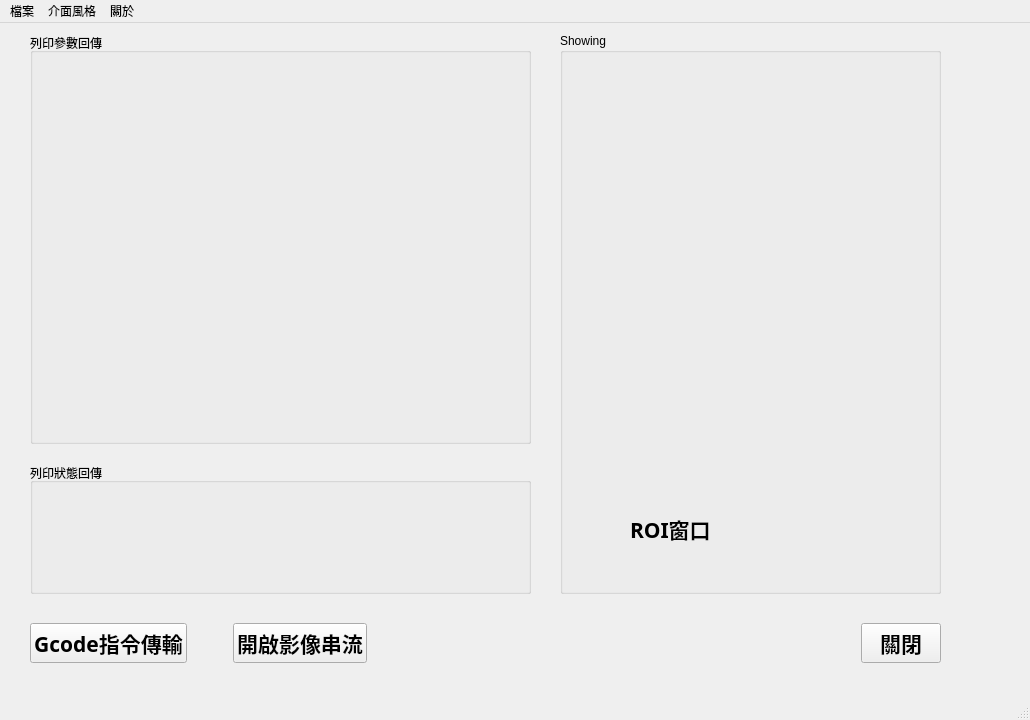
BoBOHanLee/Interface, file UI_design/test.ui: the form before one commit.
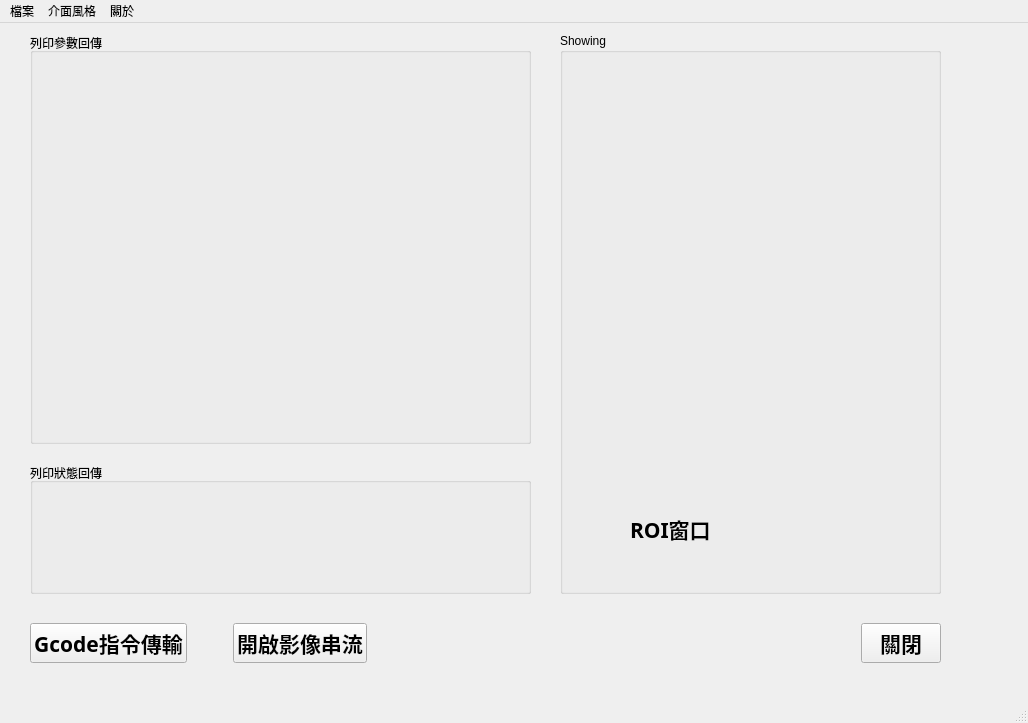
The form after the commit. Icons and pictures are not drawn.

The edit to the form file:
```diff
--- a/UI_design/test.ui
+++ b/UI_design/test.ui
@@ -6,8 +6,8 @@
    <rect>
     <x>0</x>
     <y>0</y>
-    <width>1030</width>
-    <height>720</height>
+    <width>1028</width>
+    <height>723</height>
    </rect>
   </property>
   <property name="windowTitle">
@@ -125,7 +125,7 @@
        <x>50</x>
        <y>20</y>
        <width>261</width>
-       <height>441</height>
+       <height>421</height>
       </rect>
      </property>
      <property name="text">
@@ -212,7 +212,7 @@
     <rect>
      <x>0</x>
      <y>0</y>
-     <width>1030</width>
+     <width>1028</width>
      <height>21</height>
     </rect>
    </property>
```
Left out of the diff: 3 changed lines with no effect on the pictures.
